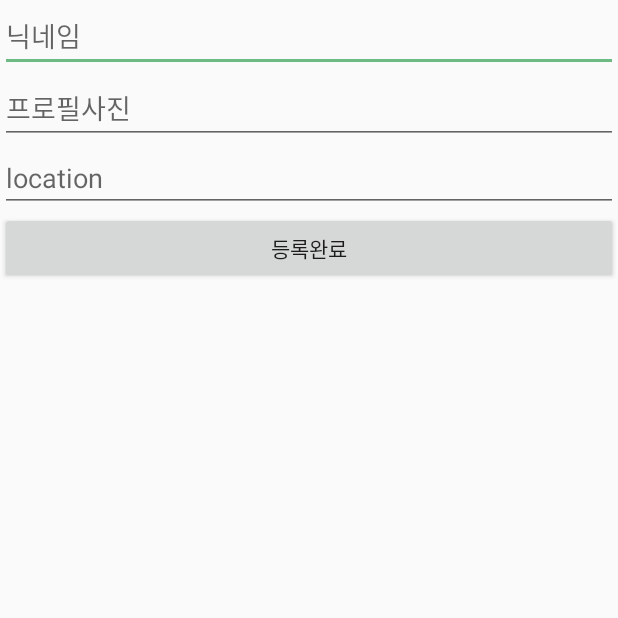
After one commit to yeongjun-kim/MyCarrot, an Android app: the SignupActivity screen opened directly, with no data from a screen before it, on a phone screen of 412 x 824 dp, the top half of it. The commit adds this screen. Run offline under Robolectric (Android 15) with nearby library versions, the light colour scheme and no system bars; our stand-ins replace Firebase (no records; nobody signed in at launch, a user with empty details on screens opened directly), data binding.

Commit message:
feat: Firebase 구현, SignupActivity 구현
FirebaseViewModel: Firebase 작업에 관한 ViewModel
SignupActivity: 구글이메일 인증 후, 사용자 정보 입력 Activity ( 해당 Activity 까지 완료해야 MainActivity 로 넘어감 )

```diff
--- a/app/build.gradle
+++ b/app/build.gradle
@@ -28,6 +28,7 @@ android {
     dataBinding {
         enabled = true
     }
+    kotlinOptions { jvmTarget = "1.8" }
 }
 
 dependencies {
@@ -38,6 +39,9 @@ dependencies {
     implementation 'com.google.firebase:firebase-firestore:18.0.0'
     implementation 'com.google.firebase:firebase-messaging:18.0.0'
     implementation 'com.google.android.gms:play-services-auth:18.0.0'
+
+    // FireStoreKMP
+
 
     // Room
     def room_version = "2.2.5"
@@ -63,4 +67,5 @@ dependencies {
     testImplementation 'junit:junit:4.12'
     androidTestImplementation 'androidx.test:runner:1.3.0'
     androidTestImplementation 'androidx.test.espresso:espresso-core:3.3.0'
+    implementation 'co.touchlab:firestore:0.2.7-mt2'
 }
--- /dev/null
+++ b/app/src/main/java/com/mvvm/mycarrot/view/SignupActivity.kt
@@ -0,0 +1,35 @@
+package com.mvvm.mycarrot.view
+
+import androidx.appcompat.app.AppCompatActivity
+import android.os.Bundle
+import androidx.databinding.DataBindingUtil
+import androidx.lifecycle.ViewModelProvider
+import com.mvvm.mycarrot.R
+import com.mvvm.mycarrot.databinding.ActivitySignupBinding
+import com.mvvm.mycarrot.viewModel.FirebaseViewModel
+
+class SignupActivity : AppCompatActivity() {
+
+    lateinit var binding: ActivitySignupBinding
+    lateinit var viewModel: FirebaseViewModel
+
+    override fun onCreate(savedInstanceState: Bundle?) {
+        super.onCreate(savedInstanceState)
+
+        viewModel = ViewModelProvider(
+            this,
+            FirebaseViewModel.Factory(application)
+        ).get(FirebaseViewModel::class.java)
+        binding = DataBindingUtil.setContentView(this,R.layout.activity_signup)
+        binding.apply {
+            lifecycleOwner = this@SignupActivity
+            vm = viewModel
+            av = this@SignupActivity
+        }
+    }
+
+    fun signup(){
+        viewModel.signupUserObject()
+        finish()
+    }
+}
--- /dev/null
+++ b/app/src/main/java/com/mvvm/mycarrot/viewModel/FirebaseViewModel.kt
@@ -0,0 +1,56 @@
+package com.mvvm.mycarrot.viewModel
+
+import android.app.Application
+import android.util.Log
+import androidx.lifecycle.AndroidViewModel
+import androidx.lifecycle.MutableLiveData
+import androidx.lifecycle.ViewModel
+import androidx.lifecycle.ViewModelProvider
+import com.google.firebase.auth.GoogleAuthProvider
+import com.mvvm.mycarrot.model.UserObject
+import com.mvvm.mycarrot.repository.FirebaseRepository
+import com.mvvm.mycarrot.view.LoginActivity
+
+class FirebaseViewModel(application: Application) : AndroidViewModel(application) {
+
+    var firebaseRepository: FirebaseRepository
+    private var curretUserObject: MutableLiveData<UserObject>
+    private val loginMode: MutableLiveData<Int>
+
+    var signupNickname: String? = null
+    var signupProfileUrl: String? = null
+    var signupLocation: String? = null
+
+    init {
+        firebaseRepository = FirebaseRepository.getInstance()
+        curretUserObject = firebaseRepository.getCurretUser()
+        loginMode = firebaseRepository.getloginMode()
+    }
+
+
+    fun getCurrentUser() = curretUserObject
+
+    fun firebaseAuthWithGoogle(idToken: String) {
+        firebaseRepository.firebaseAuthWithGoogle(idToken)
+    }
+
+    fun getLoginMode() = loginMode
+
+    fun signupUserObject(){
+        firebaseRepository.signupUserObject(signupNickname, signupProfileUrl, signupLocation)
+    }
+
+    fun clear() {
+        signupNickname = null
+        signupProfileUrl = null
+        signupLocation = null
+
+    }
+
+    class Factory(val application: Application) : ViewModelProvider.Factory {
+        override fun <T : ViewModel?> create(modelClass: Class<T>): T {
+            return FirebaseViewModel(application) as T
+        }
+    }
+
+}
--- /dev/null
+++ b/app/src/main/res/layout/activity_signup.xml
@@ -0,0 +1,47 @@
+<?xml version="1.0" encoding="utf-8"?>
+
+<layout>
+
+    <data>
+
+        <variable
+            name="vm"
+            type="com.mvvm.mycarrot.viewModel.FirebaseViewModel" />
+        <variable
+            name="av"
+            type="com.mvvm.mycarrot.view.SignupActivity" />
+    </data>
+
+    <LinearLayout xmlns:android="http://schemas.android.com/apk/res/android"
+        xmlns:app="http://schemas.android.com/apk/res-auto"
+        xmlns:tools="http://schemas.android.com/tools"
+        android:layout_width="match_parent"
+        android:layout_height="match_parent"
+        android:orientation="vertical"
+        tools:context=".view.SignupActivity">
+
+        <EditText
+            android:layout_width="match_parent"
+            android:layout_height="wrap_content"
+            android:hint="닉네임"
+            android:text="@={vm.signupNickname}" />
+
+        <EditText
+            android:layout_width="match_parent"
+            android:layout_height="wrap_content"
+            android:hint="프로필사진"
+            android:text="@={vm.signupProfileUrl}" />
+
+        <EditText
+            android:layout_width="match_parent"
+            android:layout_height="wrap_content"
+            android:hint="location"
+            android:text="@={vm.signupLocation}" />
+
+        <Button
+            android:layout_width="match_parent"
+            android:layout_height="wrap_content"
+            android:onClick="@{() -> av.signup()}"
+            android:text="등록완료" />
+    </LinearLayout>
+</layout>
```
Also changed, not shown: app/src/main/AndroidManifest.xml (+7 -6 lines), app/src/main/java/com/mvvm/mycarrot/model/ItemObejct.kt (added, +11 -0 lines), app/src/main/java/com/mvvm/mycarrot/model/UserObject.kt (added, +9 -0 lines), app/src/main/java/com/mvvm/mycarrot/repository/FirebaseRepository.kt (added, +92 -0 lines), app/src/main/java/com/mvvm/mycarrot/view/LoginActivity.kt (+26 -25 lines), app/src/main/java/com/mvvm/mycarrot/view/SigninActivitiy.kt (added, +13 -0 lines), app/src/main/java/com/mvvm/mycarrot/view/WriteActivity.kt (+18 -1 lines), app/src/main/java/com/mvvm/mycarrot/view/test.kt (added, +13 -0 lines), app/src/main/java/com/mvvm/mycarrot/viewModel/WriteViewModel.kt (added, +8 -0 lines), app/src/main/res/layout/activity_login.xml (+7 -0 lines), app/src/main/res/layout/activity_signin_activitiy.xml (added, +9 -0 lines), app/src/main/res/layout/activity_write.xml (+8 -3 lines).
